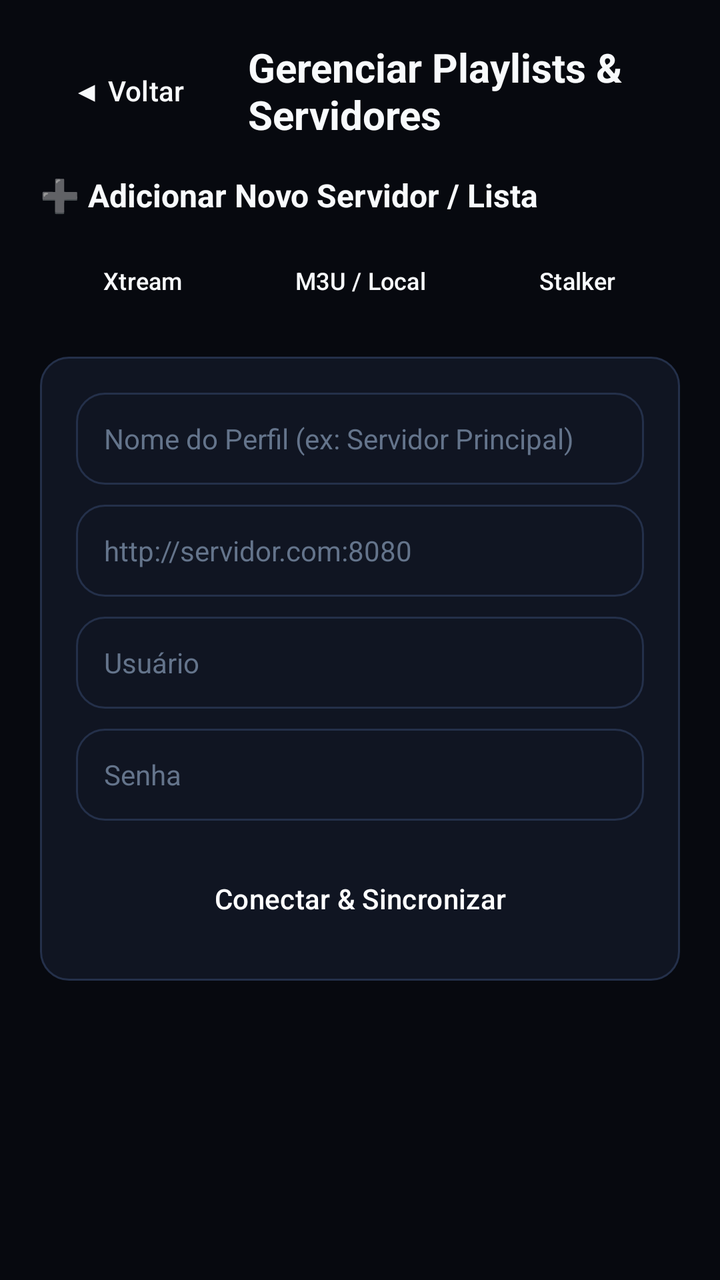
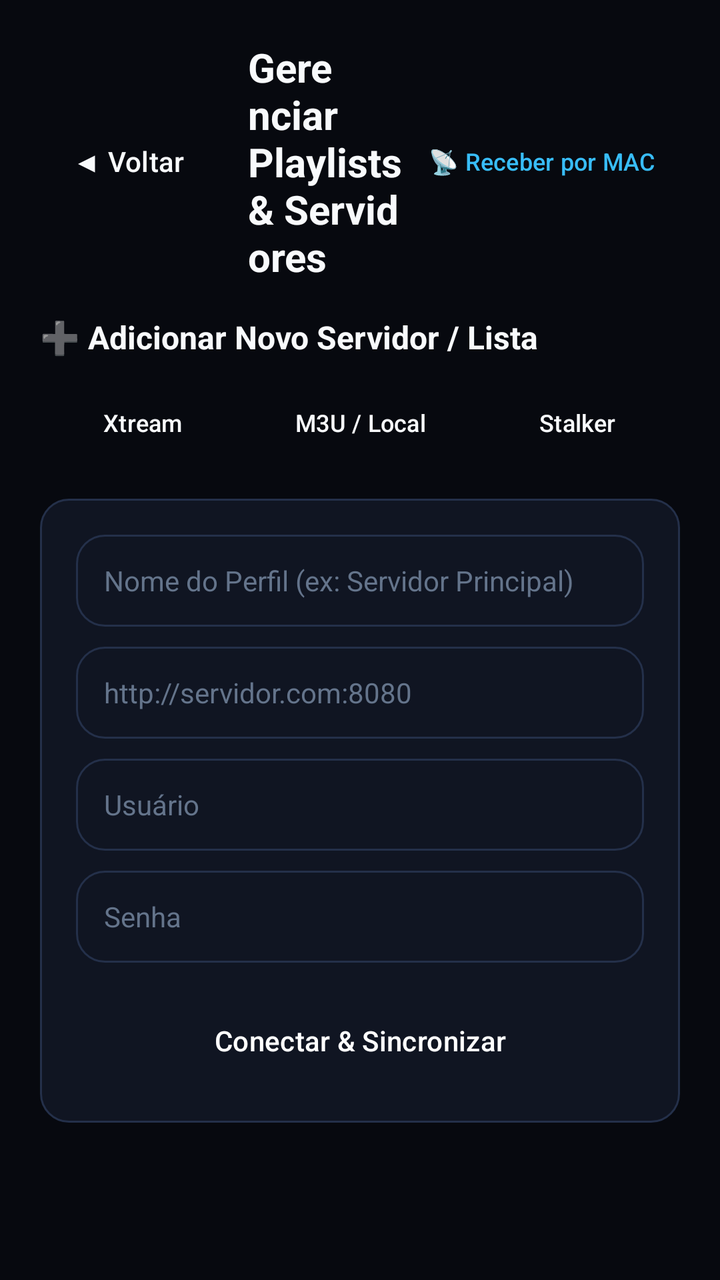

Screens rendered from an Android XML layout before and after an edit, with the pre-edit source and the edit as a unified diff.
<!-- AndroidManifest.xml: application theme Theme.NovaTV -->
<!-- res/layout/activity_playlists.xml -->
<?xml version="1.0" encoding="utf-8"?>
<ScrollView xmlns:android="http://schemas.android.com/apk/res/android"
    android:layout_width="match_parent"
    android:layout_height="match_parent"
    android:background="@color/bg_cinema"
    android:fitsSystemWindows="true"
    android:padding="20dp">

    <LinearLayout
        android:layout_width="match_parent"
        android:layout_height="wrap_content"
        android:orientation="vertical">

        
        <LinearLayout
            android:layout_width="match_parent"
            android:layout_height="wrap_content"
            android:gravity="center_vertical"
            android:orientation="horizontal"
            android:paddingBottom="16dp">

            <Button
                android:id="@+id/btn_back"
                style="@style/Widget.Material3.Button.TextButton"
                android:layout_width="wrap_content"
                android:layout_height="40dp"
                android:background="@drawable/selector_cinema_button"
                android:focusable="true"
                android:paddingHorizontal="14dp"
                android:text="◀ Voltar"
                android:textColor="@color/text_primary" />

            <TextView
                android:layout_width="0dp"
                android:layout_height="wrap_content"
                android:layout_marginStart="16dp"
                android:layout_weight="1"
                android:text="Gerenciar Playlists &amp; Servidores"
                android:textColor="@color/text_primary"
                android:textSize="20sp"
                android:textStyle="bold" />
        </LinearLayout>

        
        <TextView
            android:id="@+id/tv_saved_header"
            android:layout_width="match_parent"
            android:layout_height="wrap_content"
            android:layout_marginBottom="8dp"
            android:text="Servidores / Playlists Salvas (clique para trocar)"
            android:textColor="@color/accent_cyan"
            android:textSize="15sp"
            android:textStyle="bold"
            android:visibility="gone" />

        <androidx.recyclerview.widget.RecyclerView
            android:id="@+id/rv_profiles"
            android:layout_width="match_parent"
            android:layout_height="wrap_content"
            android:layout_marginBottom="18dp"
            android:nestedScrollingEnabled="false"
            android:visibility="gone" />

        <TextView
            android:layout_width="match_parent"
            android:layout_height="wrap_content"
            android:layout_marginBottom="10dp"
            android:text="➕ Adicionar Novo Servidor / Lista"
            android:textColor="@color/text_primary"
            android:textSize="16sp"
            android:textStyle="bold" />

        
        <LinearLayout
            android:layout_width="match_parent"
            android:layout_height="wrap_content"
            android:layout_marginBottom="16dp"
            android:orientation="horizontal">

            <Button
                android:id="@+id/tab_xtream"
                style="@style/Widget.Material3.Button.TextButton"
                android:layout_width="0dp"
                android:layout_height="wrap_content"
                android:layout_marginEnd="6dp"
                android:layout_weight="1"
                android:background="@drawable/selector_cinema_button"
                android:focusable="true"
                android:maxLines="1"
                android:minHeight="44dp"
                android:text="Xtream"
                android:textColor="@color/text_primary"
                android:textSize="12sp" />

            <Button
                android:id="@+id/tab_m3u"
                style="@style/Widget.Material3.Button.TextButton"
                android:layout_width="0dp"
                android:layout_height="wrap_content"
                android:layout_marginEnd="6dp"
                android:layout_weight="1"
                android:background="@drawable/selector_cinema_button"
                android:focusable="true"
                android:maxLines="1"
                android:minHeight="44dp"
                android:text="M3U / Local"
                android:textColor="@color/text_primary"
                android:textSize="12sp" />

            <Button
                android:id="@+id/tab_stalker"
                style="@style/Widget.Material3.Button.TextButton"
                android:layout_width="0dp"
                android:layout_height="wrap_content"
                android:layout_weight="1"
                android:background="@drawable/selector_cinema_button"
                android:focusable="true"
                android:maxLines="1"
                android:minHeight="44dp"
                android:text="Stalker"
                android:textColor="@color/text_primary"
                android:textSize="12sp" />
        </LinearLayout>

        
        <LinearLayout
            android:layout_width="match_parent"
            android:layout_height="wrap_content"
            android:background="@drawable/selector_cinema_card"
            android:orientation="vertical"
            android:padding="18dp">

            <EditText
                android:id="@+id/et_profile_name"
                android:layout_width="match_parent"
                android:layout_height="46dp"
                android:layout_marginBottom="10dp"
                android:background="@drawable/selector_cinema_card"
                android:focusable="true"
                android:hint="Nome do Perfil (ex: Servidor Principal)"
                android:inputType="text"
                android:maxLines="1"
                android:paddingHorizontal="14dp"
                android:textColor="@color/text_primary"
                android:textColorHint="@color/text_muted"
                android:textSize="14sp" />

            <EditText
                android:id="@+id/et_server_url"
                android:layout_width="match_parent"
                android:layout_height="46dp"
                android:layout_marginBottom="10dp"
                android:background="@drawable/selector_cinema_card"
                android:focusable="true"
                android:hint="http://servidor.com:8080"
                android:inputType="textUri"
                android:maxLines="2"
                android:paddingHorizontal="14dp"
                android:textColor="@color/text_primary"
                android:textColorHint="@color/text_muted"
                android:textSize="14sp" />

            
            <LinearLayout
                android:id="@+id/group_xtream_fields"
                android:layout_width="match_parent"
                android:layout_height="wrap_content"
                android:orientation="vertical">

                <EditText
                    android:id="@+id/et_username"
                    android:layout_width="match_parent"
                    android:layout_height="46dp"
                    android:layout_marginBottom="10dp"
                    android:background="@drawable/selector_cinema_card"
                    android:focusable="true"
                    android:hint="Usuário"
                    android:inputType="text"
                    android:maxLines="1"
                    android:paddingHorizontal="14dp"
                    android:textColor="@color/text_primary"
                    android:textColorHint="@color/text_muted"
                    android:textSize="14sp" />

                <EditText
                    android:id="@+id/et_password"
                    android:layout_width="match_parent"
                    android:layout_height="46dp"
                    android:layout_marginBottom="10dp"
                    android:background="@drawable/selector_cinema_card"
                    android:focusable="true"
                    android:hint="Senha"
                    android:inputType="textPassword"
                    android:maxLines="1"
                    android:paddingHorizontal="14dp"
                    android:textColor="@color/text_primary"
                    android:textColorHint="@color/text_muted"
                    android:textSize="14sp" />
            </LinearLayout>

            
            <EditText
                android:id="@+id/et_epg_url"
                android:layout_width="match_parent"
                android:layout_height="46dp"
                android:layout_marginBottom="10dp"
                android:background="@drawable/selector_cinema_card"
                android:focusable="true"
                android:hint="URL do EPG XMLTV (opcional)"
                android:inputType="textUri"
                android:maxLines="1"
                android:paddingHorizontal="14dp"
                android:textColor="@color/text_primary"
                android:textColorHint="@color/text_muted"
                android:textSize="14sp"
                android:visibility="gone" />

            
            <EditText
                android:id="@+id/et_mac_address"
                android:layout_width="match_parent"
                android:layout_height="46dp"
                android:layout_marginBottom="10dp"
                android:background="@drawable/selector_cinema_card"
                android:focusable="true"
                android:hint="MAC Address (ex: 00:1A:79:XX:XX:XX)"
                android:inputType="text"
                android:maxLines="1"
                android:paddingHorizontal="14dp"
                android:textColor="@color/text_primary"
                android:textColorHint="@color/text_muted"
                android:textSize="14sp"
                android:visibility="gone" />

            <LinearLayout
                android:layout_width="match_parent"
                android:layout_height="wrap_content"
                android:layout_marginTop="6dp"
                android:orientation="horizontal">

                <Button
                    android:id="@+id/btn_connect_save"
                    style="@style/Widget.Material3.Button.TextButton"
                    android:layout_width="0dp"
                    android:layout_height="46dp"
                    android:layout_weight="1"
                    android:background="@drawable/selector_cinema_button"
                    android:focusable="true"
                    android:text="Conectar &amp; Sincronizar"
                    android:textColor="#FFFFFF"
                    android:textSize="14sp" />

                <Button
                    android:id="@+id/btn_pick_local_m3u"
                    style="@style/Widget.Material3.Button.TextButton"
                    android:layout_width="wrap_content"
                    android:layout_height="46dp"
                    android:layout_marginStart="8dp"
                    android:background="@drawable/selector_cinema_button"
                    android:focusable="true"
                    android:paddingHorizontal="16dp"
                    android:text="Arquivo .m3u"
                    android:textColor="@color/accent_cyan"
                    android:textSize="13sp"
                    android:visibility="gone" />
            </LinearLayout>

            <LinearLayout
                android:id="@+id/sync_status_box"
                android:layout_width="match_parent"
                android:layout_height="wrap_content"
                android:layout_marginTop="12dp"
                android:gravity="center_vertical"
                android:orientation="horizontal"
                android:visibility="gone">

                <ProgressBar
                    android:layout_width="20dp"
                    android:layout_height="20dp"
                    android:indeterminateTint="@color/accent_cyan" />

                <TextView
                    android:id="@+id/tv_sync_status"
                    android:layout_width="wrap_content"
                    android:layout_height="wrap_content"
                    android:layout_marginStart="10dp"
                    android:text="Sincronizando catálogo..."
                    android:textColor="@color/accent_cyan"
                    android:textSize="13sp" />
            </LinearLayout>
        </LinearLayout>

    </LinearLayout>
</ScrollView>
<!-- resources referenced by this layout -->
<resources>
  <color name="accent_cyan">#38BDF8</color>
  <color name="bg_cinema">#07090F</color>
  <color name="text_muted">#64748B</color>
  <color name="text_primary">#F8FAFC</color>
  <!-- drawable selector_cinema_button (drawable) -->
  <?xml version="1.0" encoding="utf-8"?>
  <selector xmlns:android="http://schemas.android.com/apk/res/android">
      <item android:state_focused="true">
          <shape android:shape="rectangle">
              <solid android:color="#2563EB" />
              <stroke android:width="3dp" android:color="#FFFFFF" />
              <corners android:radius="12dp" />
          </shape>
      </item>
      <item android:state_selected="true">
          <shape android:shape="rectangle">
              <solid android:color="#1D4ED8" />
              <stroke android:width="2dp" android:color="#38BDF8" />
              <corners android:radius="12dp" />
          </shape>
      </item>
      <item android:state_pressed="true">
          <shape android:shape="rectangle">
              <solid android:color="#1E40AF" />
              <corners android:radius="12dp" />
          </shape>
      </item>
      <item>
          <shape android:shape="rectangle">
              <solid android:color="#182033" />
              <stroke android:width="1dp" android:color="#2E3C5C" />
              <corners android:radius="12dp" />
          </shape>
      </item>
  </selector>
  <!-- drawable selector_cinema_card (drawable) -->
  <?xml version="1.0" encoding="utf-8"?>
  <selector xmlns:android="http://schemas.android.com/apk/res/android">
      <item android:state_focused="true">
          <shape android:shape="rectangle">
              <solid android:color="#1E3A5F" />
              <stroke android:width="3dp" android:color="#FFFFFF" />
              <corners android:radius="14dp" />
          </shape>
      </item>
      <item android:state_selected="true">
          <shape android:shape="rectangle">
              <solid android:color="#172554" />
              <stroke android:width="2dp" android:color="#38BDF8" />
              <corners android:radius="14dp" />
          </shape>
      </item>
      <item android:state_pressed="true">
          <shape android:shape="rectangle">
              <solid android:color="#23304A" />
              <stroke android:width="2dp" android:color="#3B82F6" />
              <corners android:radius="14dp" />
          </shape>
      </item>
      <item>
          <shape android:shape="rectangle">
              <solid android:color="#101522" />
              <stroke android:width="1dp" android:color="#24304A" />
              <corners android:radius="14dp" />
          </shape>
      </item>
  </selector>
  <style name="Theme.NovaTV" parent="Theme.Material3.Dark.NoActionBar">
          <item name="colorPrimary">@color/accent_primary</item>
          <item name="colorSecondary">@color/accent_cyan</item>
          <item name="materialButtonStyle">@style/NovaTvButton</item>
          <item name="android:windowBackground">@color/bg_cinema</item>
          <item name="android:statusBarColor">@color/bg_cinema</item>
          <item name="android:navigationBarColor">@color/bg_cinema</item>
      </style>
  <color name="accent_primary">#3B82F6</color>
  <style name="NovaTvButton" parent="Widget.Material3.Button.TextButton">
          <item name="backgroundTint">@null</item>
          <item name="android:textAllCaps">false</item>
          <item name="android:minWidth">0dp</item>
          <item name="android:minHeight">0dp</item>
      </style>
</resources>

<!-- the commit's change to res/layout/activity_playlists.xml (unified diff, before → after) -->
@@ -39,6 +39,18 @@
                 android:textColor="@color/text_primary"
                 android:textSize="20sp"
                 android:textStyle="bold" />
+
+            <Button
+                android:id="@+id/btn_pull_mac_playlist"
+                style="@style/Widget.Material3.Button.TextButton"
+                android:layout_width="wrap_content"
+                android:layout_height="40dp"
+                android:background="@drawable/selector_cinema_button"
+                android:focusable="true"
+                android:paddingHorizontal="12dp"
+                android:text="📡 Receber por MAC"
+                android:textColor="@color/accent_cyan"
+                android:textSize="12sp" />
         </LinearLayout>
 
         
